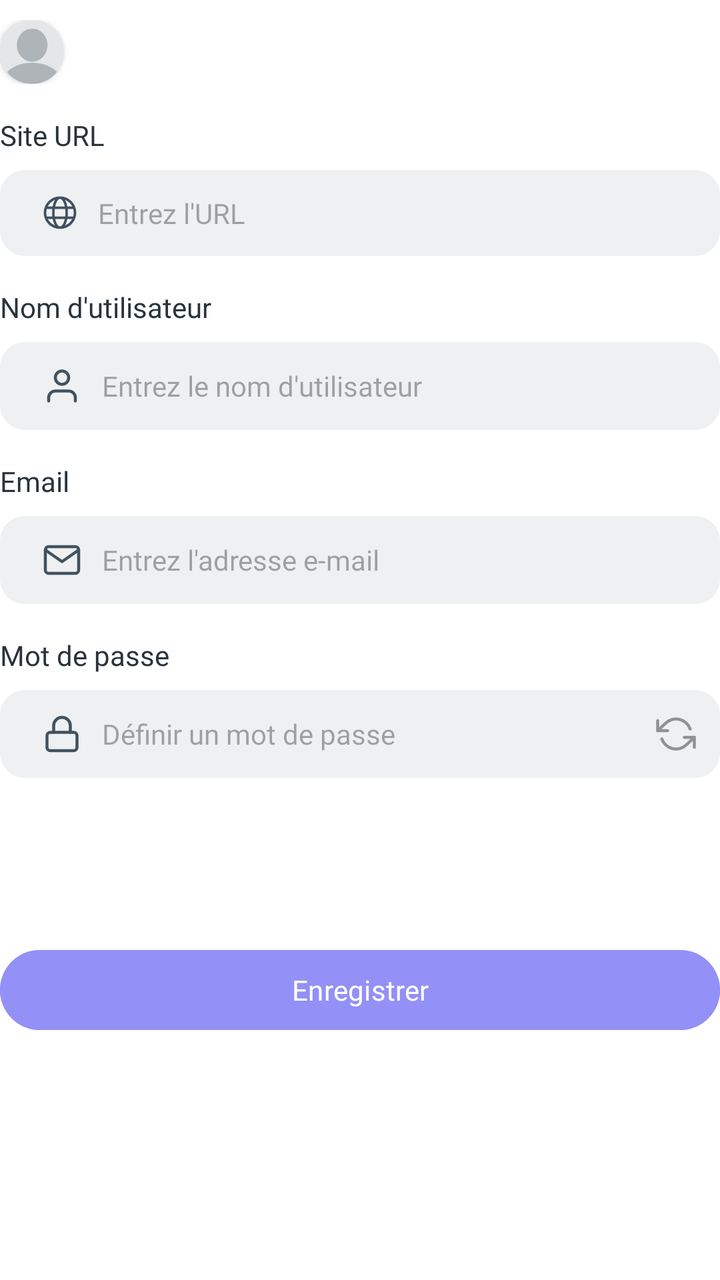
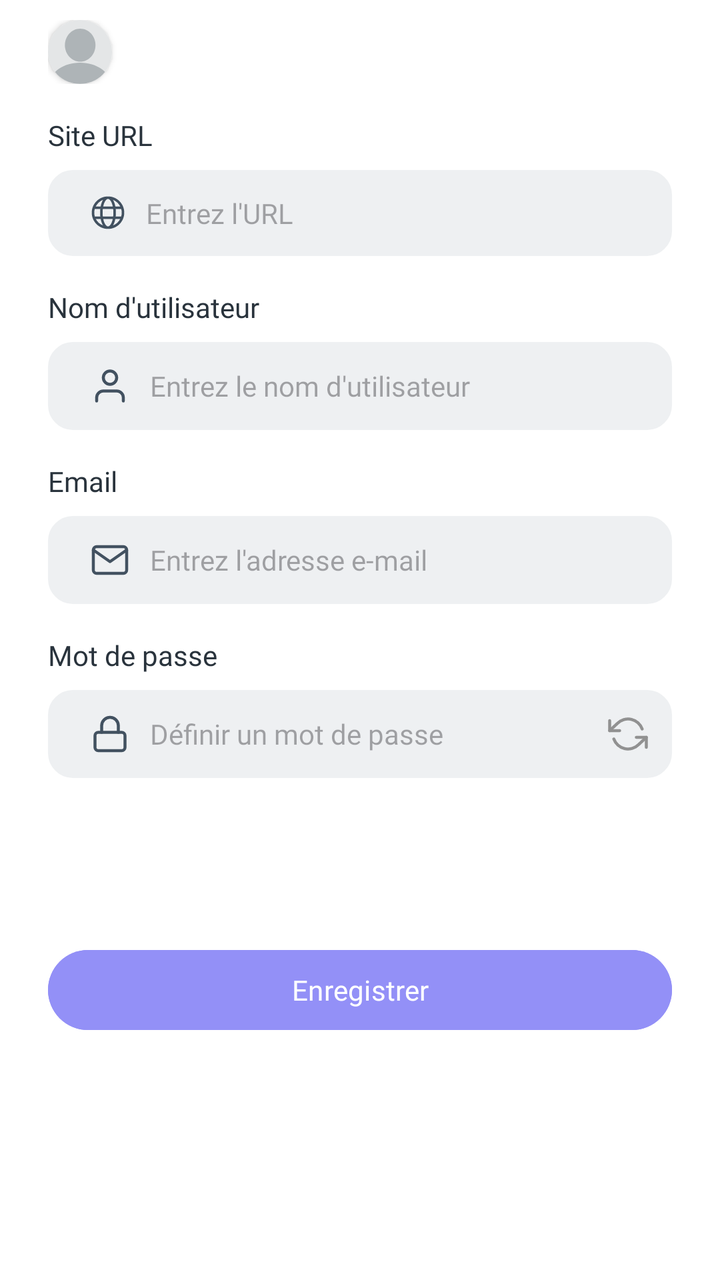

Compare the two renders of this Android layout. The source of the first and the diff that turns it into the second are given below.
<!-- AndroidManifest.xml: application theme Theme.ManagePass -->
<!-- res/layout/activity_add_password.xml -->
<androidx.constraintlayout.widget.ConstraintLayout xmlns:android="http://schemas.android.com/apk/res/android"
    xmlns:app="http://schemas.android.com/apk/res-auto"
    xmlns:tools="http://schemas.android.com/tools"
    android:id="@+id/main"
    android:layout_width="match_parent"
    android:layout_height="match_parent"
    android:background="@color/white"
    tools:context=".AddPasswordActivity" android:layout_marginStart="24dp"
    android:layout_marginEnd="24dp">

    <LinearLayout
        android:id="@+id/linearLayout2"
        android:layout_width="0dp"
        android:layout_height="0dp"
        android:orientation="vertical"
        app:layout_constraintBottom_toBottomOf="parent"
        app:layout_constraintEnd_toEndOf="parent"
        app:layout_constraintStart_toStartOf="parent"
        app:layout_constraintTop_toTopOf="parent">
        <LinearLayout
            android:id="@+id/linearLayout"
            android:layout_width="match_parent"
            android:layout_height="wrap_content"
            android:layout_marginTop="10dp"
            android:orientation="horizontal"
            app:layout_constraintEnd_toEndOf="parent"
            app:layout_constraintStart_toStartOf="parent"
            app:layout_constraintTop_toTopOf="@+id/linearLayout2">

            <androidx.cardview.widget.CardView
                android:layout_width="32dp"
                android:layout_height="32dp"
                app:cardCornerRadius="100dp">

                <ImageView
                    android:id="@+id/user_image"
                    android:layout_width="32dp"
                    android:layout_height="32dp"
                    android:layout_marginEnd="8dp"
                    android:src="@drawable/blank_profile_picture_973460" />
            </androidx.cardview.widget.CardView>

            <TextView
                android:id="@+id/welcome_text"
                android:layout_width="wrap_content"
                android:layout_height="wrap_content"
                android:fontFamily="sans-serif-medium"
                android:gravity="center_vertical"
                android:textColor="@android:color/black"
                android:textSize="18sp" />
        </LinearLayout>
        
        <TextView
            android:id="@+id/site_url_label"
            style="@style/s_medium"
            android:layout_width="wrap_content"
            android:layout_height="wrap_content"
            android:layout_marginTop="16dp"
            android:layout_marginBottom="8dp"
            android:textColor="@color/neutral_800"
            android:text="@string/add_password_label_site_url" />
        <EditText
            android:id="@+id/site_url_input"
            android:layout_width="match_parent"
            android:layout_height="wrap_content"
            android:background="@drawable/input_style_bordure"
            android:drawableStart="@drawable/url"
            android:drawablePadding="10dp"
            style="@style/s_medium_grey_neutral"
            android:hint="@string/add_password_placeholder_site_url"
            android:paddingTop="12dp"
            android:paddingBottom="12dp"
            android:paddingLeft="21dp"
            />
        
        <TextView
            android:id="@+id/add_password_label_username"
            style="@style/s_medium"
            android:layout_width="wrap_content"
            android:layout_height="wrap_content"
            android:layout_marginTop="16dp"
            android:layout_marginBottom="8dp"
            android:textColor="@color/neutral_800"
            android:text="@string/add_password_label_username" />
        <EditText
            android:id="@+id/add_password_placeholder_username"
            android:layout_width="match_parent"
            android:layout_height="wrap_content"
            android:background="@drawable/input_style_bordure"
            android:drawableStart="@drawable/user__1_"
            android:drawablePadding="10dp"
            style="@style/s_medium_grey_neutral"
            android:hint="@string/add_password_placeholder_username"
            android:paddingTop="12dp"
            android:paddingBottom="12dp"
            android:paddingLeft="21dp"
            />
        
        <TextView
            android:id="@+id/login_page_label_email"
            style="@style/s_medium"
            android:layout_width="wrap_content"
            android:layout_height="wrap_content"
            android:layout_marginTop="16dp"
            android:layout_marginBottom="8dp"
            android:textColor="@color/neutral_800"
            android:text="@string/login_page_label_email" />
        <EditText
            android:id="@+id/add_password_placeholder_email"
            android:layout_width="match_parent"
            android:layout_height="wrap_content"
            android:background="@drawable/input_style_bordure"
            android:drawableStart="@drawable/mail"
            android:drawablePadding="10dp"
            style="@style/s_medium_grey_neutral"
            android:hint="@string/add_password_placeholder_email"
            android:paddingTop="12dp"
            android:paddingBottom="12dp"
            android:paddingLeft="21dp"
            />
        
        <TextView
            android:id="@+id/login_page_label_password"
            style="@style/s_medium"
            android:layout_width="wrap_content"
            android:layout_height="wrap_content"
            android:layout_marginTop="16dp"
            android:layout_marginBottom="8dp"
            android:textColor="@color/neutral_800"
            android:text="@string/login_page_label_password" />

        <RelativeLayout
            android:layout_width="match_parent"
            android:layout_height="wrap_content"
            >
            
            <EditText
                android:id="@+id/register_input_password"
                android:layout_width="match_parent"
                android:layout_height="wrap_content"
                android:background="@drawable/input_style_bordure"
                android:drawableStart="@drawable/password__"
                android:drawablePadding="10dp"
                style="@style/s_medium_grey_neutral"
                android:hint="@string/register_label_password"
                android:paddingTop="12dp"
                android:paddingBottom="12dp"
                android:paddingLeft="21dp" />

            
            <ImageView
                android:id="@+id/refresh_icone"
                android:layout_width="24dp"
                android:layout_height="wrap_content"
                android:layout_alignParentEnd="true"
                android:layout_centerVertical="true"
                android:layout_marginEnd="10dp"
                android:clickable="true"
                android:focusable="true"
                android:src="@drawable/refresh_ccw" />
        </RelativeLayout>
        
        <Button
            android:id="@+id/add_password_button_save"
            style="@style/s_semibold_white"
            android:layout_width="match_parent"
            android:layout_height="wrap_content"
            android:layout_marginBottom="16dp"
            android:layout_marginTop="82dp"
            android:backgroundTint="@color/mauve_pastel"
            android:text="@string/add_password_button_save" />
    </LinearLayout>

</androidx.constraintlayout.widget.ConstraintLayout>
<!-- resources referenced by this layout -->
<resources>
  <color name="mauve_pastel">#9390F7</color>
  <color name="neutral_800">#29333C</color>
  <color name="white">#FFFFFFFF</color>
  <!-- drawable blank_profile_picture_973460 (drawable) -->
  <vector xmlns:android="http://schemas.android.com/apk/res/android"
      android:width="401dp"
      android:height="401dp"
      android:viewportWidth="401"
      android:viewportHeight="401">
    <path
        android:pathData="M-44.74,-44.74l490.42,0l0,490.42l-490.42,0z"
        android:fillColor="#E4E6E7"/>
    <path
        android:pathData="m201,267.14c-103.36,0 -187.75,58.93 -192.48,132.84l384.99,0c-4.73,-73.92 -89.16,-132.84 -192.51,-132.84z"
        android:fillColor="#AEB4B7"/>
    <path
        android:pathData="m297.61,158.03c0,57.17 -42.93,103.52 -95.9,103.52s-95.9,-46.35 -95.9,-103.52 42.93,-103.52 95.9,-103.52c52.97,0 95.9,46.35 95.9,103.51z"
        android:fillColor="#AEB4B7"/>
  </vector>
  <!-- drawable input_style_bordure (drawable) -->
  <?xml version="1.0" encoding="utf-8"?>
  <selector xmlns:android="http://schemas.android.com/apk/res/android">
      <item>
          <shape>
              
              <solid android:color="#EEF0F2" />
  
              
              <stroke
                  android:width="1dp"
                  android:color="#EEF0F2" />
  
              
              <corners android:radius="12dp" />
          </shape>
      </item>
  </selector>
  <!-- drawable mail (drawable) -->
  <vector xmlns:android="http://schemas.android.com/apk/res/android"
      android:width="20dp"
      android:height="20dp"
      android:viewportWidth="20"
      android:viewportHeight="20">
    <path
        android:pathData="M3.333,3.333H16.667C17.583,3.333 18.333,4.083 18.333,5V15C18.333,15.917 17.583,16.667 16.667,16.667H3.333C2.417,16.667 1.667,15.917 1.667,15V5C1.667,4.083 2.417,3.333 3.333,3.333Z"
        android:strokeLineJoin="round"
        android:strokeWidth="1.5"
        android:fillColor="#00000000"
        android:strokeColor="#425160"
        android:strokeLineCap="round"/>
    <path
        android:pathData="M18.333,5L10,10.833L1.667,5"
        android:strokeLineJoin="round"
        android:strokeWidth="1.5"
        android:fillColor="#00000000"
        android:strokeColor="#425160"
        android:strokeLineCap="round"/>
  </vector>
  <string name="add_password_button_save">Enregistrer</string>
  <string name="add_password_label_site_url">Site URL</string>
  <string name="add_password_label_username">Nom d\'utilisateur</string>
  <string name="add_password_placeholder_email">Entrez l\'adresse e-mail</string>
  <string name="add_password_placeholder_site_url">Entrez l\'URL</string>
  <string name="add_password_placeholder_username">Entrez le nom d\'utilisateur</string>
  <string name="login_page_label_email">Email</string>
  <string name="login_page_label_password">Mot de passe</string>
  <string name="register_label_password">Définir un mot de passe</string>
  <style name="s_medium" parent="lexend_medium">
          <item name="android:textColor">@color/neutral</item>
          <item name="android:textSize">14dp</item>
      </style>
  <style name="s_medium_grey_neutral" parent="lexend_medium">
          <item name="android:textColor">@color/grey_neutral</item>
          <item name="hintTextColor">@color/grey_neutral</item>
          <item name="android:textSize">14dp</item>
      </style>
  <style name="s_semibold_white" parent="lexend_semibold">
          <item name="android:textColor">@color/white</item>
          <item name="android:textSize">14dp</item>
      </style>
  <style name="Theme.ManagePass" parent="Base.Theme.ManagePass" />
  <style name="lexend_medium">
          <item name="android:fontFamily">@font/lexendmedium</item>
      </style>
  <color name="neutral">#1A1C1E</color>
  <color name="grey_neutral">#526578</color>
  <style name="lexend_semibold">
          <item name="android:fontFamily">@font/lexendsemibold</item>
      </style>
  <style name="Base.Theme.ManagePass" parent="Theme.Material3.DayNight.NoActionBar">
          
          
      </style>
  <!-- unchanged entries left out for length: 4 -->
</resources>

<!-- the commit's change to res/layout/activity_add_password.xml (unified diff, before → after) -->
@@ -5,8 +5,7 @@
     android:layout_width="match_parent"
     android:layout_height="match_parent"
     android:background="@color/white"
-    tools:context=".AddPasswordActivity" android:layout_marginStart="24dp"
-    android:layout_marginEnd="24dp">
+    tools:context=".AddPasswordActivity">
 
     <LinearLayout
         android:id="@+id/linearLayout2"
@@ -16,7 +15,8 @@
         app:layout_constraintBottom_toBottomOf="parent"
         app:layout_constraintEnd_toEndOf="parent"
         app:layout_constraintStart_toStartOf="parent"
-        app:layout_constraintTop_toTopOf="parent">
+        app:layout_constraintTop_toTopOf="parent"
+        android:layout_marginLeft="24dp" android:layout_marginRight="24dp">
         <LinearLayout
             android:id="@+id/linearLayout"
             android:layout_width="match_parent"
